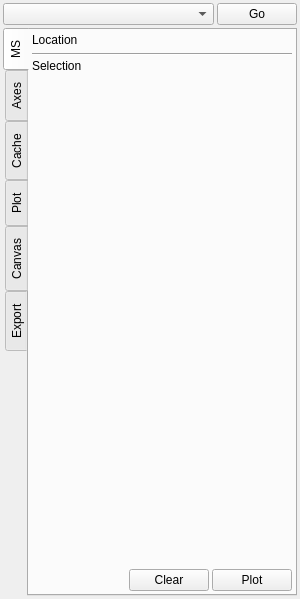
Old version of the form code/plotms/implement/PlotMS/PlotMSPlotTab.ui in the repository radio-astro/casa.
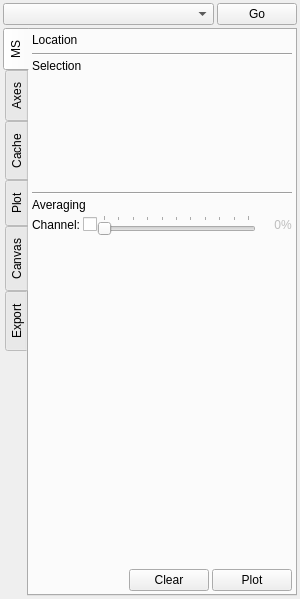
New version of the form.

Commit message: Changes from the group, with apologies to Laura as I included some stuff that wasn't quite ready for release yet, but plotms wouldn't build otherwise. ------------------------------------------------------------------------ r7289 | kana.sugimoto | 2009-03-04 01:20:24 -0700 (Wed, 04 Mar 2009) | 15 lines Changed paths:    M /v2/active/code/xmlcasa/implement/atmosphere/atmosphere_cmpt.cc    M /v2/active/code/xmlcasa/implement/atmosphere/atmosphere_forward.h

Diff of the .ui file:
```diff
--- a/code/plotms/implement/PlotMS/PlotMSPlotTab.ui
+++ b/code/plotms/implement/PlotMS/PlotMSPlotTab.ui
@@ -131,6 +131,12 @@
        </item>
        <item>
         <widget class="QFrame" name="msSelectionFrame" >
+         <property name="sizePolicy" >
+          <sizepolicy vsizetype="MinimumExpanding" hsizetype="Preferred" >
+           <horstretch>0</horstretch>
+           <verstretch>0</verstretch>
+          </sizepolicy>
+         </property>
          <property name="frameShape" >
           <enum>QFrame::NoFrame</enum>
          </property>
@@ -139,6 +145,125 @@
          </property>
         </widget>
        </item>
+       <item>
+        <widget class="Line" name="line_11" >
+         <property name="orientation" >
+          <enum>Qt::Horizontal</enum>
+         </property>
+        </widget>
+       </item>
+       <item>
+        <widget class="QLabel" name="msAveragingLabel" >
+         <property name="text" >
+          <string>Averaging</string>
+         </property>
+         <property name="textFormat" >
+          <enum>Qt::RichText</enum>
+         </property>
+        </widget>
+       </item>
+       <item>
+        <widget class="QFrame" name="msAveragingFrame" >
+         <property name="frameShape" >
+          <enum>QFrame::NoFrame</enum>
+         </property>
+         <property name="frameShadow" >
+          <enum>QFrame::Raised</enum>
+         </property>
+         <layout class="QGridLayout" >
+          <property name="leftMargin" >
+           <number>0</number>
+          </property>
+          <property name="topMargin" >
+           <number>0</number>
+          </property>
+          <property name="rightMargin" >
+           <number>0</number>
+          </property>
+          <property name="bottomMargin" >
+           <number>0</number>
+          </property>
+          <property name="horizontalSpacing" >
+           <number>3</number>
+          </property>
+          <property name="verticalSpacing" >
+           <number>3</number>
+          </property>
+          <item row="0" column="0" >
+           <widget class="QLabel" name="label" >
+            <property name="text" >
+             <string>Channel:</string>
+            </property>
+            <property name="alignment" >
+             <set>Qt::AlignRight|Qt::AlignTrailing|Qt::AlignVCenter</set>
+            </property>
+           </widget>
+          </item>
+          <item row="0" column="1" >
+           <layout class="QHBoxLayout" >
+            <property name="spacing" >
+             <number>0</number>
+            </property>
+            <item>
+             <widget class="QCheckBox" name="msAveragingChannel" >
+              <property name="text" >
+               <string/>
+              </property>
+             </widget>
+            </item>
+            <item>
+             <widget class="QSlider" name="msAveragingChannelValue" >
+              <property name="enabled" >
+               <bool>false</bool>
+              </property>
+              <property name="maximum" >
+               <number>100</number>
+              </property>
+              <property name="orientation" >
+               <enum>Qt::Horizontal</enum>
+              </property>
+              <property name="tickPosition" >
+               <enum>QSlider::TicksAbove</enum>
+              </property>
+              <property name="tickInterval" >
+               <number>10</number>
+              </property>
+             </widget>
+            </item>
+            <item>
+             <widget class="QLabel" name="msAveragingChannelValueLabel" >
+              <property name="enabled" >
+               <bool>false</bool>
+              </property>
+              <property name="minimumSize" >
+               <size>
+                <width>25</width>
+                <height>0</height>
+               </size>
+              </property>
+              <property name="text" >
+               <string>0</string>
+              </property>
+              <property name="alignment" >
+               <set>Qt::AlignRight|Qt::AlignTrailing|Qt::AlignVCenter</set>
+              </property>
+             </widget>
+            </item>
+            <item>
+             <widget class="QLabel" name="msAveragingChannelValueLabel2" >
+              <property name="enabled" >
+               <bool>false</bool>
+              </property>
+              <property name="text" >
+               <string>%</string>
+              </property>
+             </widget>
+            </item>
+           </layout>
+          </item>
+         </layout>
+        </widget>
+       </item>
        <item>
         <spacer>
          <property name="orientation" >
```
Left out of the diff: 88 changed lines with no effect on the pictures. The commit also changes 227 other files.
